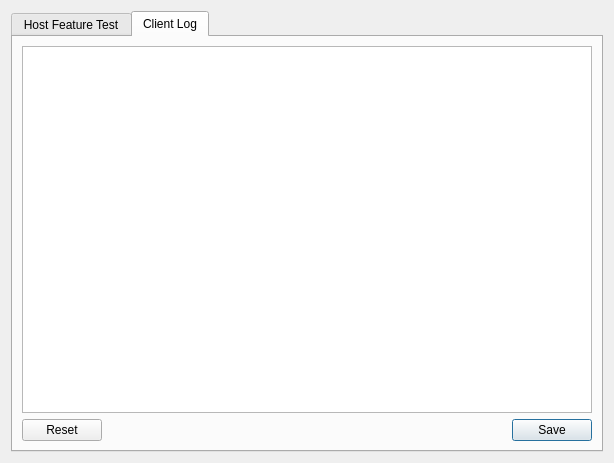
First picture: the form in src/main/resources/base/hidio_utilities.ui, repository hid-io/hid-io, before the edit.
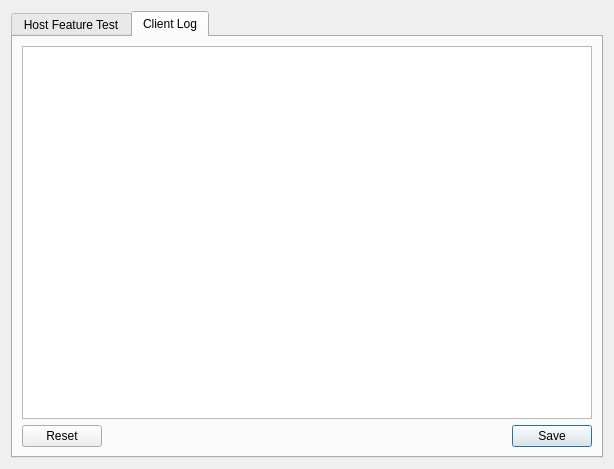
Second picture: the form after the edit. The open tabs and pages were chosen to show the change.

```diff
--- a/src/main/resources/base/hidio_utilities.ui
+++ b/src/main/resources/base/hidio_utilities.ui
@@ -7,7 +7,7 @@
     <x>0</x>
     <y>0</y>
     <width>614</width>
-    <height>463</height>
+    <height>469</height>
    </rect>
   </property>
   <property name="windowTitle">
```
Left out of the diff: 3 changed lines with no effect on the pictures.
